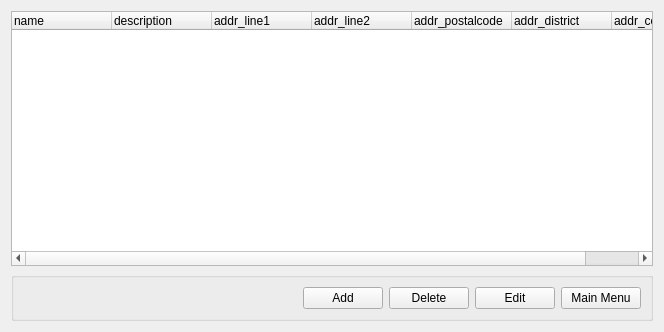
Qt form examples/demo/crm/client/listCustomer.ui (Wolframe/Wolframe) before a commit.
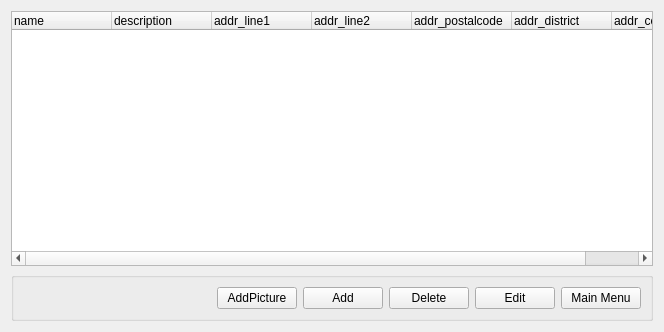
The same form after that commit.

Commit message: ui for add customer picture

Patch:
```diff
--- a/examples/demo/crm/client/listCustomer.ui
+++ b/examples/demo/crm/client/listCustomer.ui
@@ -30,6 +30,16 @@
         </property>
        </spacer>
       </item>
+      <item>
+       <widget class="QPushButton" name="AddPicture">
+        <property name="text">
+         <string>AddPicture</string>
+        </property>
+        <property name="form" stdset="0">
+         <string>addCustomerPicture?customerid={customer.id}</string>
+        </property>
+       </widget>
+      </item>
       <item>
        <widget class="QPushButton" name="NavAddCustomer">
         <property name="text">
```
The commit also changes 3 other files.
